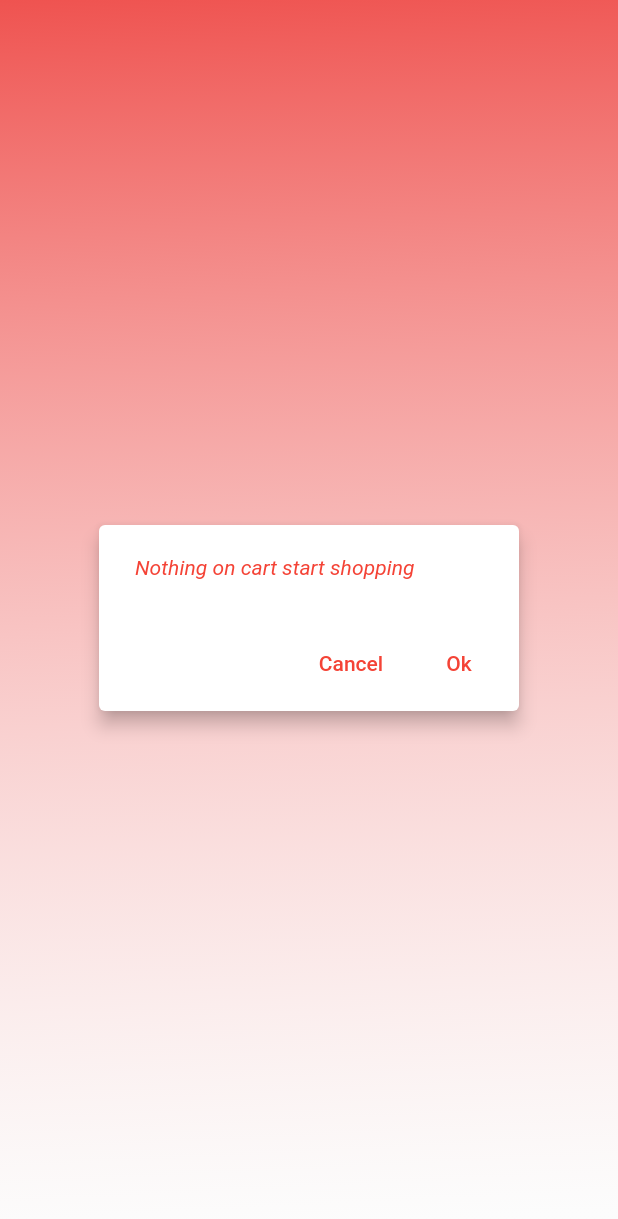
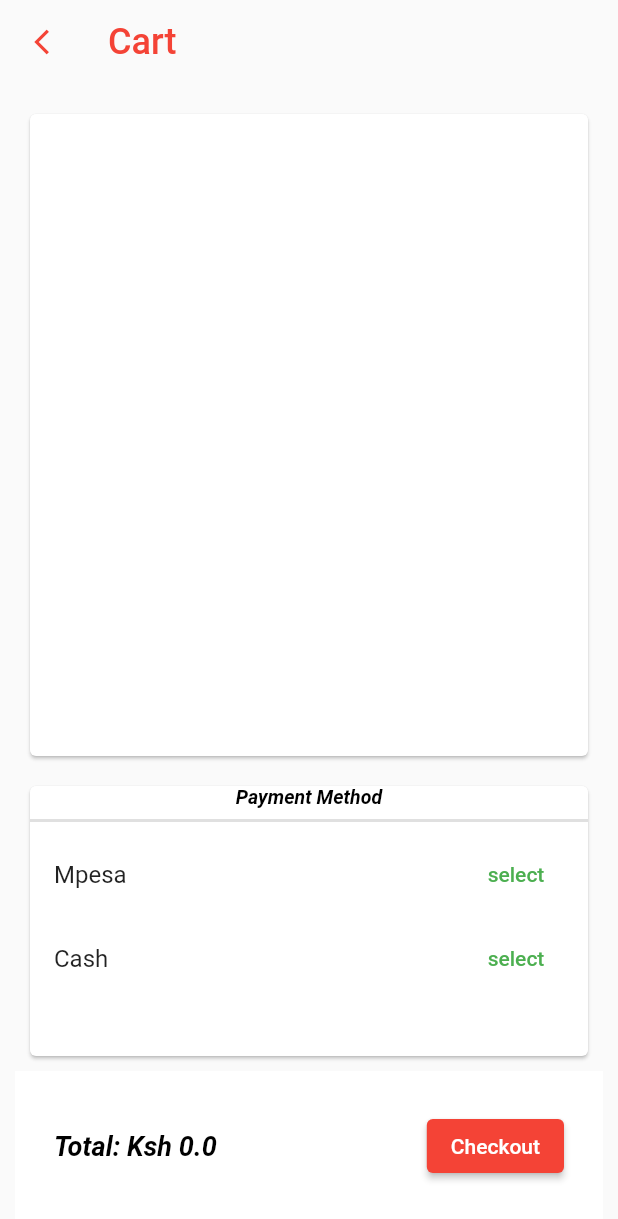
Before and after one commit to Bildad0/Delivery-App, a Flutter app: the MainDrawer widget shown alone on an empty page, opened directly, after a tap on "Cart", on a phone screen of 412 x 824 dp. Shown: the top 1219 px of the screen. Run offline on Flutter 3.47's test engine with Material 2 defaults, Android fonts, the phone set to English and light mode, and no system bars; our stand-ins replace carousel_slider, firebase_core, flutter_datetime_picker, geocoding, geolocator, google_maps_flutter and 1 more; missing offline and left inert: flutter_polyline_points, open_settings; accounts and stored records are empty; network calls fail; Roboto replaces fonts that are missing (SawarabiGothic).

Commit message:
updates and fixes

```diff
--- a/app/lib/Screens/cart.dart
+++ b/app/lib/Screens/cart.dart
@@ -1,12 +1,9 @@
 import 'package:flutter/material.dart';
 
 import '../Resources/cache_helper.dart';
-import '../Widgets/alert.dart';
 import '../Widgets/cart_item_list.dart';
 import '../Widgets/payment_methods.dart';
-import 'allmeal.dart';
 import 'checkout.dart';
-import 'home.dart';
 
 class CartScreen extends StatefulWidget {
   final cart;
@@ -31,29 +28,7 @@ class _CartScreenState extends State<CartScreen> {
     for (var item in cart) {
       totalCost += item.price;
     }
-    if (cart.isEmpty) {
-      return Scaffold(
-        body: Container(
-          decoration: BoxDecoration(
-            gradient: LinearGradient(
-              colors: [
-                Colors.red.shade400,
-                Colors.white38,
-              ],
-              begin: const FractionalOffset(0.0, 0.0),
-              end: const FractionalOffset(0.1, 1.0),
-            ),
-          ),
-          child: alertBox(
-            context,
-            Icons.info_outlined,
-            "Nothing on cart start shopping",
-            HomeScreen.routeName,
-            MealScreen.routeName,
-          ),
-        ),
-      );
-    }
+
     return Scaffold(
       appBar: AppBar(
         elevation: 0,
--- a/app/lib/Widgets/main_drawer.dart
+++ b/app/lib/Widgets/main_drawer.dart
@@ -20,29 +20,7 @@ class MainDrawer extends StatefulWidget {
   State<MainDrawer> createState() => _MainDrawerState();
 }
 
-ThemeManager _themeManager = ThemeManager();
-
 class _MainDrawerState extends State<MainDrawer> {
-  @override
-  void dispose() {
-    super.dispose();
-    _themeManager.removeListener(themeListener);
-  }
-
-  @override
-  void initState() {
-    _themeManager.addListener(themeListener);
-    super.initState();
-  }
-
-  themeListener() {
-    if (mounted) {
-      setState(() {
-        _themeManager.darkMode;
-      });
-    }
-  }
-
   Widget userProfile(context, IconData icon, User user, String route) {
     String greeting = "";
     final now = DateTime.now();
@@ -277,12 +255,15 @@ class _MainDrawerState extends State<MainDrawer> {
                               style: TextStyle(color: Colors.red),
                             ),
                             onTap: () {
-                              alertBox(
-                                context,
-                                Icons.warning_outlined,
-                                "Are you sure to logout",
-                                HomeScreen.routeName,
-                                LoginScreen.routeName,
+                              showDialog(
+                                context: context,
+                                builder: (BuildContext context) => alertBox(
+                                  context,
+                                  Icons.warning_outlined,
+                                  "Are you sure to logout",
+                                  HomeScreen.routeName,
+                                  LoginScreen.routeName,
+                                ),
                               );
                               //!TODO: clear user local storage
                             },
```
Also changed, not shown: app/lib/Screens/home.dart (+60 -7 lines), app/lib/Screens/splashscreen.dart (+7 -29 lines), app/lib/Screens/track_order.dart (added, +16 -0 lines), app/lib/Widgets/cart_icon.dart (+18 -1 lines), app/lib/main.dart (+20 -3 lines).
